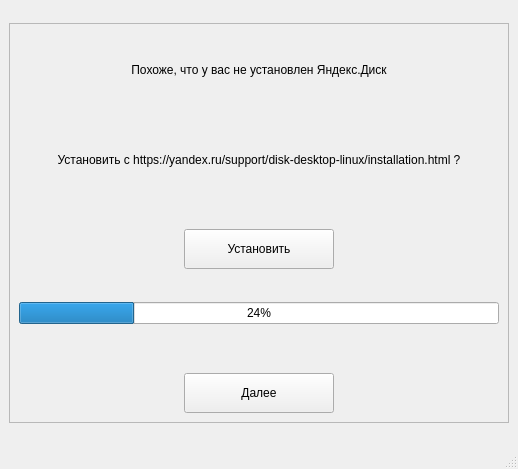
Before: the Qt Designer form form/install_form.ui in sund3RRR/yadisk-gui, drawn with Qt 5.
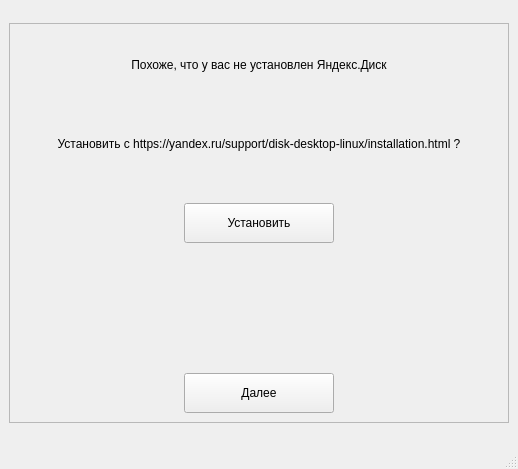
After: the same form once the commit is applied.

Commit message: Fix yandex disk install

The edit to the form file:
```diff
--- a/form/install_form.ui
+++ b/form/install_form.ui
@@ -100,9 +100,9 @@
         </widget>
        </item>
        <item>
-        <widget class="QProgressBar" name="installation_progress_bar">
-         <property name="value">
-          <number>24</number>
+        <widget class="QLabel" name="install_status_label">
+         <property name="text">
+          <string>&lt;html&gt;&lt;head/&gt;&lt;body&gt;&lt;p align=&quot;center&quot;&gt;&lt;br/&gt;&lt;/p&gt;&lt;/body&gt;&lt;/html&gt;</string>
          </property>
         </widget>
        </item>
```
The commit also changes 13 other files.
